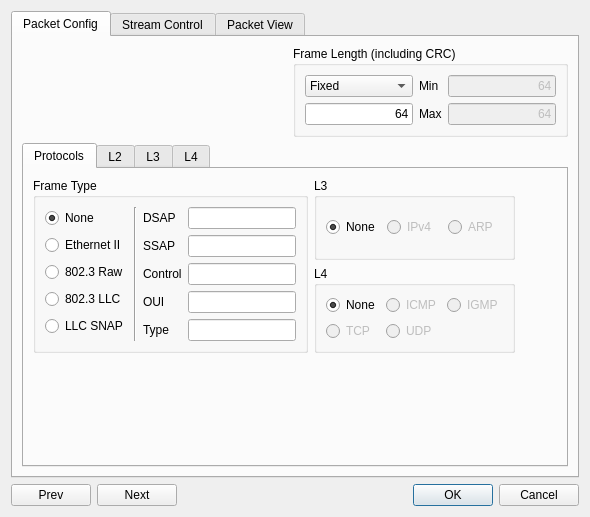
Before: the Qt Designer form client/streamconfigdialog.ui in pstavirs/ostinato, drawn with Qt 5.
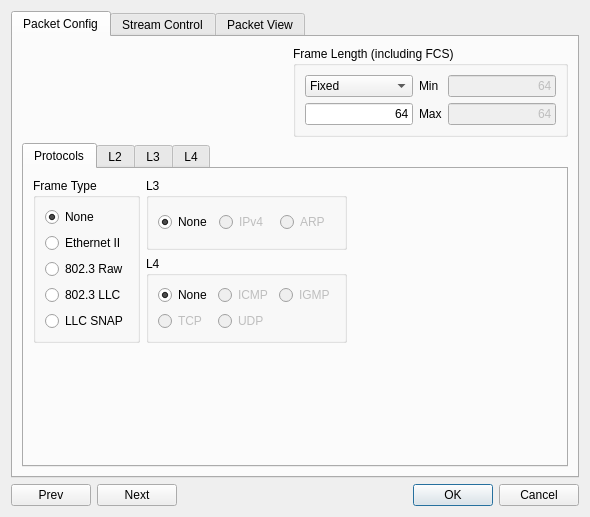
After: the same form once the commit is applied. Icons and pictures are not drawn. Custom widgets are drawn as their Qt base class.

```diff
--- a/client/streamconfigdialog.ui
+++ b/client/streamconfigdialog.ui
@@ -59,7 +59,7 @@
        <item row="0" column="2" >
         <widget class="QGroupBox" name="gbFrameLength" >
          <property name="title" >
-          <string>Frame Length (including CRC)</string>
+          <string>Frame Length (including FCS)</string>
          </property>
          <layout class="QGridLayout" >
           <item row="0" column="0" >
@@ -163,10 +163,6 @@
              <property name="title" >
               <string>Frame Type</string>
              </property>
-             <layout class="QHBoxLayout" >
-              <item>
-               <layout class="QHBoxLayout" >
-                <item>
                  <layout class="QVBoxLayout" >
                   <item>
                    <widget class="QRadioButton" name="rbFtNone" >
@@ -213,110 +209,10 @@
                    </widget>
                   </item>
                  </layout>
-                </item>
-                <item>
-                 <widget class="Line" name="line" >
-                  <property name="orientation" >
-                   <enum>Qt::Vertical</enum>
-                  </property>
-                 </widget>
-                </item>
-                <item>
-                 <layout class="QGridLayout" >
-                  <item row="0" column="0" >
-                   <widget class="QLabel" name="lblDsap" >
-                    <property name="text" >
-                     <string>DSAP</string>
-                    </property>
-                   </widget>
-                  </item>
+            </widget>
+           </item>
                   <item row="0" column="1" >
-                   <widget class="QLineEdit" name="leDsap" >
-                    <property name="enabled" >
-                     <bool>true</bool>
-                    </property>
-                    <property name="inputMask" >
-                     <string>HH; </string>
-                    </property>
-                   </widget>
-                  </item>
-                  <item row="1" column="0" >
-                   <widget class="QLabel" name="lblSsap" >
-                    <property name="text" >
-                     <string>SSAP</string>
-                    </property>
-                   </widget>
-                  </item>
-                  <item row="1" column="1" >
-                   <widget class="QLineEdit" name="leSsap" >
-                    <property name="enabled" >
-                     <bool>true</bool>
-                    </property>
-                    <property name="inputMask" >
-                     <string>HH; </string>
-                    </property>
-                   </widget>
-                  </item>
-                  <item row="2" column="0" >
-                   <widget class="QLabel" name="lblControl" >
-                    <property name="text" >
-                     <string>Control</string>
-                    </property>
-                   </widget>
-                  </item>
-                  <item row="2" column="1" >
-                   <widget class="QLineEdit" name="leControl" >
-                    <property name="enabled" >
-                     <bool>true</bool>
-                    </property>
-                    <property name="inputMask" >
-                     <string>HH; </string>
-                    </property>
-                   </widget>
-                  </item>
-                  <item row="3" column="0" >
-                   <widget class="QLabel" name="lblOui" >
-                    <property name="text" >
-                     <string>OUI</string>
-                    </property>
-                   </widget>
-                  </item>
-                  <item row="3" column="1" >
-                   <widget class="QLineEdit" name="leOui" >
-                    <property name="enabled" >
-                     <bool>true</bool>
-                    </property>
-                    <property name="inputMask" >
-                     <string>HH HH HH; </string>
-                    </property>
-                   </widget>
-                  </item>
-                  <item row="4" column="0" >
-                   <widget class="QLabel" name="lblType" >
-                    <property name="text" >
-                     <string>Type</string>
-                    </property>
-                   </widget>
-                  </item>
-                  <item row="4" column="1" >
-                   <widget class="QLineEdit" name="leType" >
-                    <property name="enabled" >
-                     <bool>true</bool>
-                    </property>
-                    <property name="inputMask" >
-                     <string>HH HH; </string>
-                    </property>
-                   </widget>
-                  </item>
-                 </layout>
-                </item>
-               </layout>
-              </item>
-             </layout>
-            </widget>
-           </item>
-           <item row="0" column="1" >
-            <widget class="QGroupBox" name="groupBox_8" >
+            <widget class="QGroupBox" name="gbL3Proto" >
              <property name="title" >
               <string>L3</string>
              </property>
@@ -416,7 +312,7 @@
              </layout>
             </widget>
            </item>
-           <item row="2" column="0" >
+           <item row="2" column="1" >
             <spacer>
              <property name="orientation" >
               <enum>Qt::Vertical</enum>
```
Left out of the diff: 4 changed lines with no effect on the pictures. Lines whose indentation alone changed are shown as unchanged.
